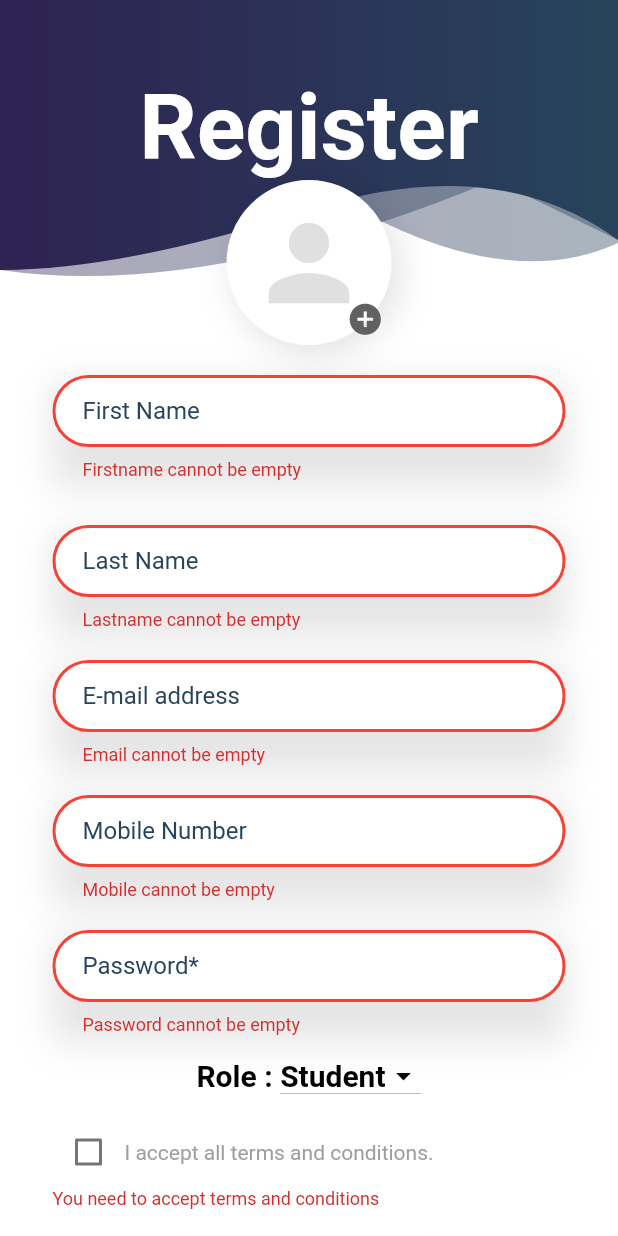
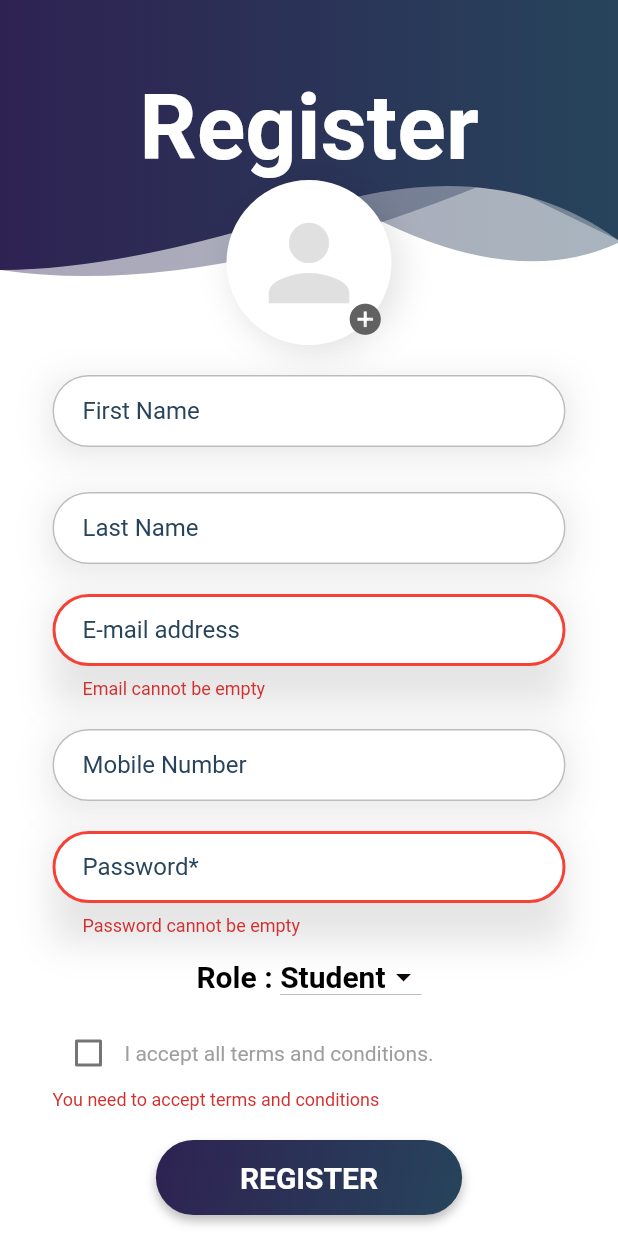
Before and after one commit to yasinthon04/TutorGo-Project, a Flutter app: the Register screen opened directly, after a tap on "REGISTER", on a phone screen of 412 x 824 dp. Run offline on Flutter 3.47's test engine with Material 2 defaults, Android fonts, the light colour scheme and no system bars; our stand-ins replace cloud_firestore, firebase_auth, firebase_core, firebase_storage, hexcolor, image_picker; accounts and stored records are empty.

Commit message:
fix register with photo!!!!!

```diff
--- a/lib/pages/register.dart
+++ b/lib/pages/register.dart
@@ -2,11 +2,12 @@ import 'dart:io';
 import 'package:cloud_firestore/cloud_firestore.dart';
 import 'package:firebase_auth/firebase_auth.dart';
 import 'package:flutter/material.dart';
-import 'package:font_awesome_flutter/font_awesome_flutter.dart';
+import 'package:image_picker/image_picker.dart';
 import 'login.dart';
 import 'package:tutorgo/common/theme_helper.dart';
 import 'package:tutorgo/pages/widget/header_widget.dart';
-import 'package:hexcolor/hexcolor.dart';
+import 'package:firebase_storage/firebase_storage.dart';
+import 'package:path/path.dart' as Path;
 
 class Register extends StatefulWidget {
   @override
@@ -22,7 +23,6 @@ class _RegisterState extends State<Register> {
   final _formkey = GlobalKey<FormState>();
   final _auth = FirebaseAuth.instance;
   final TextEditingController passwordController = new TextEditingController();
-  // final TextEditingController confirmpassController = new TextEditingController();
   final TextEditingController firstname = new TextEditingController();
   final TextEditingController lastname = new TextEditingController();
   final TextEditingController emailController = new TextEditingController();
@@ -38,6 +38,8 @@ class _RegisterState extends State<Register> {
 
   bool checkedValue = false;
   bool checkboxValue = false;
+
+  File? selectedImage;
 
   @override
   Widget build(BuildContext context) {
@@ -69,6 +71,9 @@ class _RegisterState extends State<Register> {
                     child: Column(
                       children: [
                         GestureDetector(
+                          onTap: () {
+                            selectImage();
+                          },
                           child: Stack(
                             children: [
                               Container(
@@ -86,7 +91,18 @@ class _RegisterState extends State<Register> {
                                     ),
                                   ],
                                 ),
-                                child: Icon(
+                                child: selectedImage != null
+                                    ? ClipRRect(
+                                        borderRadius:
+                                            BorderRadius.circular(100),
+                                        child: Image.file(
+                                          selectedImage!,
+                                          width: 80,
+                                          height: 80,
+                                          fit: BoxFit.cover,
+                                        ),
+                                      )
+                                    : Icon(
                                         Icons.person,
                                         color: Colors.grey.shade300,
                                         size: 80.0,
@@ -103,24 +119,21 @@ class _RegisterState extends State<Register> {
                             ],
                           ),
                         ),
-
                         SizedBox(
                           height: 20,
                         ),
-
                         Container(
-
                           child: TextFormField(
                             controller: firstname,
                             decoration: ThemeHelper().textInputDecoration(
                                 'First Name', 'Enter your first name'),
-                            validator: (value) {
-                              if (value!.length == 0) {
-                                return "Firstname cannot be empty";
-                              } else {
-                                return ("Please enter a valid firstname");
-                              }
-                            },
+                            // validator: (value) {
+                            //   if (value!.length == 0) {
+                            //     return "Firstname cannot be empty";
+                            //   } else {
+                            //     return ("Please enter a valid firstname");
+                            //   }
+                            // },
                             onChanged: (value) {},
                             keyboardType: TextInputType.emailAddress,
                           ),
@@ -134,13 +147,13 @@ class _RegisterState extends State<Register> {
                             controller: lastname,
                             decoration: ThemeHelper().textInputDecoration(
                                 'Last Name', 'Enter your last name'),
-                              validator: (value) {
-                              if (value!.length == 0) {
-                                return "Lastname cannot be empty";
-                              } else {
-                                return ("Please enter a valid lastname");
-                              }
-                            },
+                            // validator: (value) {
+                            //   if (value!.length == 0) {
+                            //     return "Lastname cannot be empty";
+                            //   } else {
+                            //     return ("Please enter a valid lastname");
+                            //   }
+                            // },
                             onChanged: (value) {},
                             keyboardType: TextInputType.emailAddress,
                           ),
@@ -176,13 +189,13 @@ class _RegisterState extends State<Register> {
                             decoration: ThemeHelper().textInputDecoration(
                                 "Mobile Number", "Enter your mobile number"),
                             keyboardType: TextInputType.phone,
-                              validator: (value) {
-                              if (value!.length == 0) {
-                                return "Mobile cannot be empty";
-                              } else {
-                                return ("Please enter a valid mobile");
-                              }
-                            },
+                            // validator: (value) {
+                            //   if (value!.length == 0) {
+                            //     return "Mobile cannot be empty";
+                            //   } else {
+                            //     return ("Please enter a valid mobile");
+                            //   }
+                            // },
                             onChanged: (value) {},
                           ),
                           decoration: ThemeHelper().inputBoxDecorationShaddow(),
@@ -336,13 +349,42 @@ class _RegisterState extends State<Register> {
     );
   }
 
+  void selectImage() async {
+    final picker = ImagePicker();
+    final pickedImage = await picker.pickImage(source: ImageSource.gallery);
+    setState(() {
+      if (pickedImage != null) {
+        selectedImage = File(pickedImage.path);
+      }
+    });
+  }
+
   void signUp(String email, String password, String role) async {
-    CircularProgressIndicator();
   if (_formkey.currentState!.validate()) {
     try {
-        await _auth.createUserWithEmailAndPassword(
+      setState(() {
+        showProgress = true;
+      });
+
+      UserCredential userCredential = await _auth.createUserWithEmailAndPassword(
           email: email, password: password);
-        await postDetailsToFirestore(email, role);
+
+      if (selectedImage != null) {
+        String imageName = Path.basename(selectedImage!.path);
+        Reference storageReference = FirebaseStorage.instance
+            .ref()
+            .child('profilePicture')
+            .child(userCredential.user!.uid)
+            .child(imageName);
+        UploadTask uploadTask = storageReference.putFile(selectedImage!);
+        await uploadTask.whenComplete(() async {
+          String imageUrl = await storageReference.getDownloadURL();
+          await postDetailsToFirestore(email, role, imageUrl);
+        });
+      } else {
+        await postDetailsToFirestore(email, role, '');
+      }
+
     } catch (e) {
       // Handle the error and return a value
       print('Error occurred during sign up: $e');
@@ -354,7 +396,8 @@ class _RegisterState extends State<Register> {
   }
 }
 
-  postDetailsToFirestore(String email, String role) async {
+
+  postDetailsToFirestore(String email, String role, String imageUrl) async {
   var user = _auth.currentUser;
   CollectionReference ref = FirebaseFirestore.instance.collection('users');
   ref.doc(user?.uid).set({
@@ -363,8 +406,10 @@ class _RegisterState extends State<Register> {
     'email': emailController.text,
     'mobile': mobile.text,
     'role': role,
+    'profilePicture': imageUrl, // Add the image URL here
   });
   Navigator.pushReplacement(
       context, MaterialPageRoute(builder: (context) => LoginPage()));
 }
+
 }
```
Lines whose indentation alone changed are shown as unchanged.
